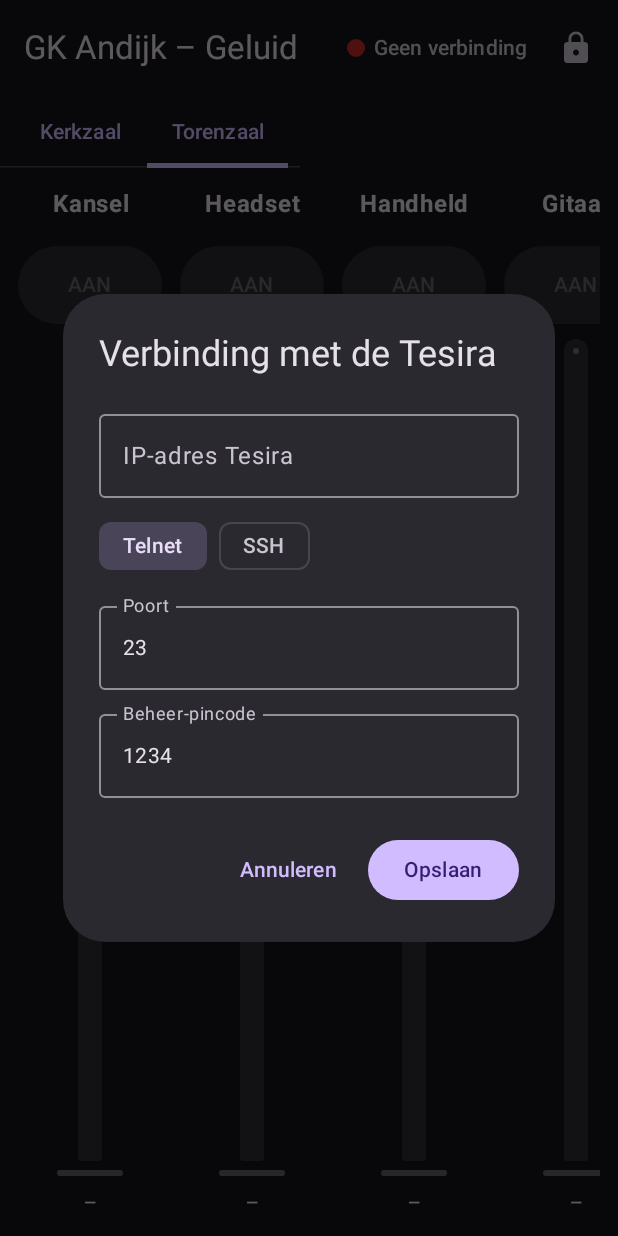
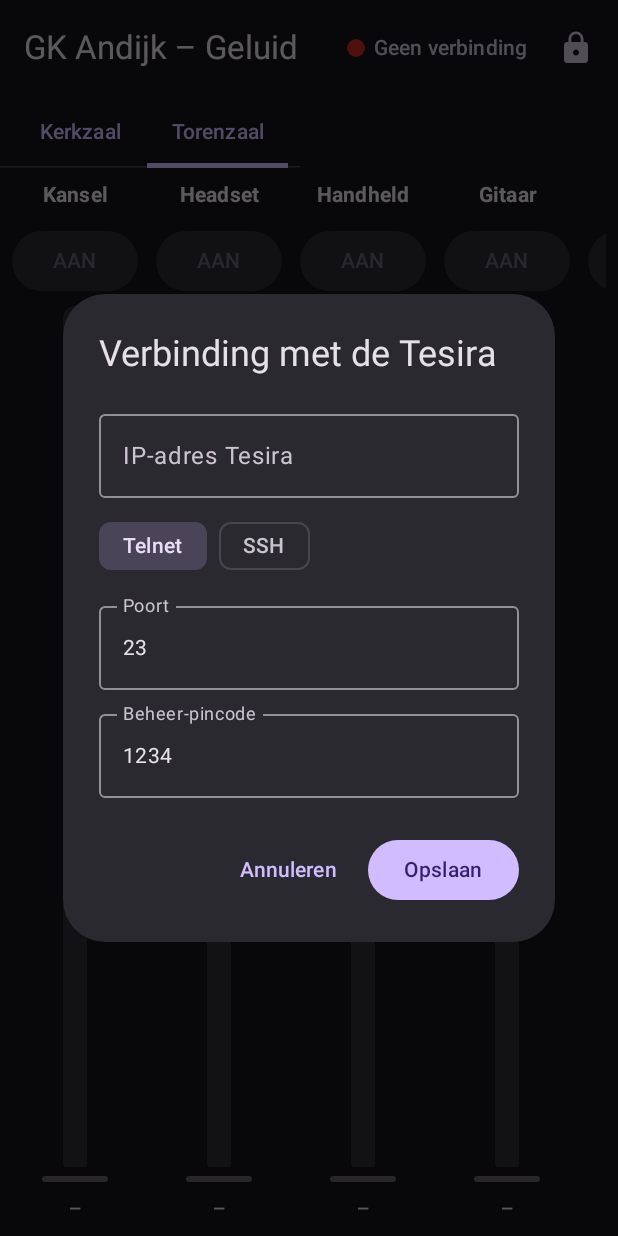
Before and after one commit to wiliezwagerman/GKA-Geluid, an Android app built with Jetpack Compose: the screen it shows after launch (MainActivity), tab 2 chosen, on a phone screen of 412 x 824 dp. Run offline under Robolectric (Android 15) with nearby library versions, the phone set to English and light mode, and no system bars.

Commit message:
Presets compact in één schuifbare rij op kleine schermen
Co-Authored-By: Claude Opus 5.5 <noreply@anthropic.com>
Claude-Session: https://claude.ai/code/session_01HeGNSkwWg6wSXxZ6Q4SsCe

```diff
--- a/app/src/main/java/nl/gkandijk/geluid/ui/MainScreen.kt
+++ b/app/src/main/java/nl/gkandijk/geluid/ui/MainScreen.kt
@@ -4,6 +4,8 @@ import androidx.compose.foundation.background
 import androidx.compose.foundation.horizontalScroll
 import androidx.compose.foundation.layout.Arrangement
 import androidx.compose.foundation.layout.Box
+import androidx.compose.foundation.layout.BoxWithConstraints
+import androidx.compose.foundation.layout.PaddingValues
 import androidx.compose.foundation.layout.Column
 import androidx.compose.foundation.layout.ExperimentalLayoutApi
 import androidx.compose.foundation.layout.FlowRow
@@ -18,7 +20,6 @@ import androidx.compose.foundation.layout.size
 import androidx.compose.foundation.layout.width
 import androidx.compose.foundation.rememberScrollState
 import androidx.compose.foundation.shape.CircleShape
-import androidx.compose.foundation.verticalScroll
 import androidx.compose.material.icons.Icons
 import androidx.compose.material.icons.filled.Lock
 import androidx.compose.material.icons.filled.Settings
@@ -191,12 +192,38 @@ private fun PageContent(
     onLevel: (FaderDef, Float) -> Unit,
     onMute: (FaderDef, Boolean) -> Unit,
 ) {
-    Column(Modifier.fillMaxSize().padding(12.dp)) {
+    BoxWithConstraints(Modifier.fillMaxSize()) {
+    // Op kleine schermen (telefoon) presets in één schuifbare rij, zodat de faders ruimte houden.
+    val compact = maxHeight < 700.dp || maxWidth < 600.dp
+    Column(Modifier.fillMaxSize().padding(if (compact) 8.dp else 12.dp)) {
         if (page.presets.isNotEmpty()) {
+            if (compact) {
+                Row(
+                    horizontalArrangement = Arrangement.spacedBy(8.dp),
+                    modifier = Modifier.fillMaxWidth().horizontalScroll(rememberScrollState()),
+                ) {
+                    page.presets.forEach { p ->
+                        Button(
+                            onClick = { onPreset(p) },
+                            enabled = enabled,
+                            contentPadding = PaddingValues(horizontal = 12.dp, vertical = 4.dp),
+                            modifier = Modifier.width(130.dp).height(48.dp),
+                        ) {
+                            Text(
+                                p.label,
+                                textAlign = TextAlign.Center,
+                                maxLines = 2,
+                                style = MaterialTheme.typography.labelMedium,
+                            )
+                        }
+                    }
+                }
+                Spacer(Modifier.height(8.dp))
+            } else {
                 FlowRow(
                     horizontalArrangement = Arrangement.spacedBy(10.dp),
                     verticalArrangement = Arrangement.spacedBy(10.dp),
-                modifier = Modifier.fillMaxWidth().verticalScroll(rememberScrollState()),
+                    modifier = Modifier.fillMaxWidth(),
                 ) {
                     page.presets.forEach { p ->
                         Button(
@@ -209,6 +236,7 @@ private fun PageContent(
                     }
                 }
                 Spacer(Modifier.height(16.dp))
+            }
         }
         if (page.faders.isNotEmpty()) {
             Row(
@@ -236,8 +264,10 @@ private fun PageContent(
                         range = lo..hi,
                         enabled = enabled,
                         onLevel = { onLevel(f, it) },
+                        compact = compact,
                         onMute = { onMute(f, it) },
                     )
+                }
             }
         }
     }
@@ -251,6 +281,7 @@ private fun FaderStrip(
     muted: Boolean?,
     range: ClosedFloatingPointRange<Float>,
     enabled: Boolean,
+    compact: Boolean,
     onLevel: (Float) -> Unit,
     onMute: (Boolean) -> Unit,
 ) {
@@ -259,14 +290,15 @@ private fun FaderStrip(
 
     Column(
         horizontalAlignment = Alignment.CenterHorizontally,
-        modifier = Modifier.width(96.dp).fillMaxHeight(),
+        modifier = Modifier.width(if (compact) 84.dp else 96.dp).fillMaxHeight(),
     ) {
         Text(
             def.label,
             fontWeight = FontWeight.Bold,
             textAlign = TextAlign.Center,
             maxLines = 2,
-            modifier = Modifier.height(40.dp),
+            style = if (compact) MaterialTheme.typography.labelLarge else MaterialTheme.typography.bodyLarge,
+            modifier = Modifier.height(if (compact) 34.dp else 40.dp),
         )
         if (def.mute) {
             val isMuted = muted == true
@@ -278,7 +310,7 @@ private fun FaderStrip(
                 } else {
                     ButtonDefaults.buttonColors()
                 },
-                modifier = Modifier.fillMaxWidth().height(52.dp),
+                modifier = Modifier.fillMaxWidth().height(if (compact) 40.dp else 52.dp),
             ) {
                 Text(if (isMuted) "UIT" else "AAN")
             }
```
Lines whose indentation alone changed are shown as unchanged.
